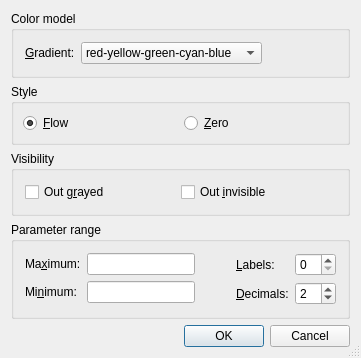
This is src/Gui/DlgSettingsColorGradient.ui in southseact-3d/fcd as Qt 5 draws it before an edit. The edited form follows.
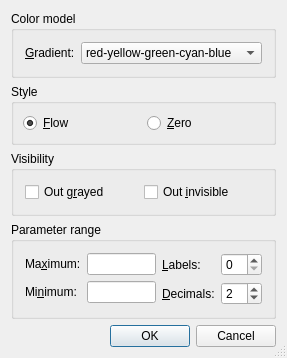
This is the edited form.

Commit message:
[skip CI] [Gui] some UI improvements for the color gradient dialog
- mostly by Qt Designer
- also some code style fixes by MSVC

```diff
--- a/src/Gui/DlgSettingsColorGradient.ui
+++ b/src/Gui/DlgSettingsColorGradient.ui
@@ -6,8 +6,8 @@
    <rect>
     <x>0</x>
     <y>0</y>
-    <width>361</width>
-    <height>342</height>
+    <width>260</width>
+    <height>313</height>
    </rect>
   </property>
   <property name="windowTitle">
@@ -25,21 +25,7 @@
      <property name="title">
       <string>Color model</string>
      </property>
-     <layout class="QHBoxLayout">
-      <property name="spacing">
-       <number>6</number>
-      </property>
-      <property name="margin">
-       <number>11</number>
-      </property>
-      <item>
-       <layout class="QHBoxLayout">
-        <property name="spacing">
-         <number>6</number>
-        </property>
-        <property name="margin">
-         <number>0</number>
-        </property>
+     <layout class="QHBoxLayout" name="horizontalLayout">
         <item>
          <widget class="QLabel" name="textLabel5">
           <property name="text">
@@ -84,13 +70,11 @@
           </property>
           <property name="sizeHint" stdset="0">
            <size>
-            <width>100</width>
+          <width>3</width>
             <height>20</height>
            </size>
           </property>
          </spacer>
-        </item>
-       </layout>
       </item>
      </layout>
     </widget>
@@ -101,7 +85,16 @@
       <string>Style</string>
      </property>
      <layout class="QGridLayout">
-      <property name="margin">
+      <property name="leftMargin">
+       <number>9</number>
+      </property>
+      <property name="topMargin">
+       <number>9</number>
+      </property>
+      <property name="rightMargin">
+       <number>9</number>
+      </property>
+      <property name="bottomMargin">
        <number>9</number>
       </property>
       <property name="spacing">
@@ -142,7 +135,16 @@
       <property name="spacing">
        <number>0</number>
       </property>
-      <property name="margin">
+      <property name="leftMargin">
+       <number>11</number>
+      </property>
+      <property name="topMargin">
+       <number>11</number>
+      </property>
+      <property name="rightMargin">
+       <number>11</number>
+      </property>
+      <property name="bottomMargin">
        <number>11</number>
       </property>
       <item>
@@ -174,7 +176,16 @@
       <string>Parameter range</string>
      </property>
      <layout class="QGridLayout">
-      <property name="margin">
+      <property name="leftMargin">
+       <number>11</number>
+      </property>
+      <property name="topMargin">
+       <number>11</number>
+      </property>
+      <property name="rightMargin">
+       <number>11</number>
+      </property>
+      <property name="bottomMargin">
        <number>11</number>
       </property>
       <property name="spacing">
@@ -198,7 +209,16 @@
       </item>
       <item row="0" column="0">
        <layout class="QGridLayout">
-        <property name="margin">
+        <property name="leftMargin">
+         <number>0</number>
+        </property>
+        <property name="topMargin">
+         <number>0</number>
+        </property>
+        <property name="rightMargin">
+         <number>0</number>
+        </property>
+        <property name="bottomMargin">
          <number>0</number>
         </property>
         <property name="spacing">
@@ -234,7 +254,16 @@
       </item>
       <item row="0" column="2">
        <layout class="QGridLayout">
-        <property name="margin">
+        <property name="leftMargin">
+         <number>0</number>
+        </property>
+        <property name="topMargin">
+         <number>0</number>
+        </property>
+        <property name="rightMargin">
+         <number>0</number>
+        </property>
+        <property name="bottomMargin">
          <number>0</number>
         </property>
         <property name="spacing">
```
Lines whose indentation alone changed are shown as unchanged. The commit also changes 1 other file.
